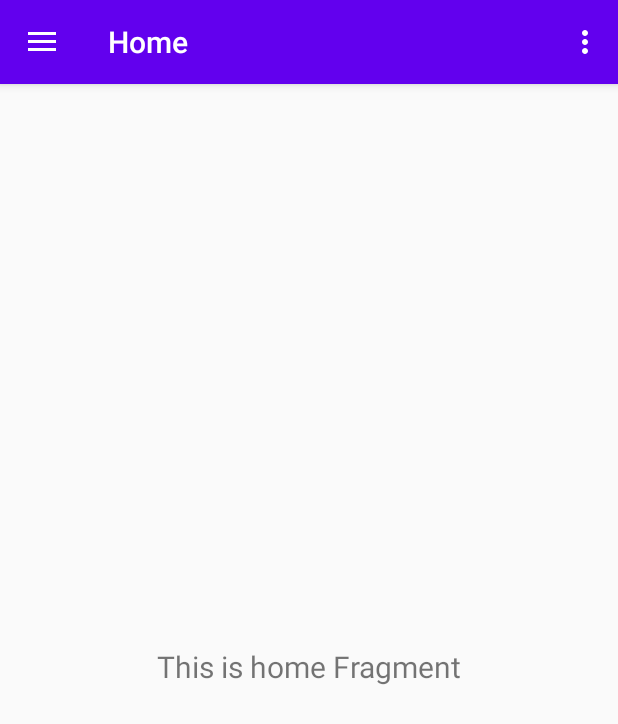
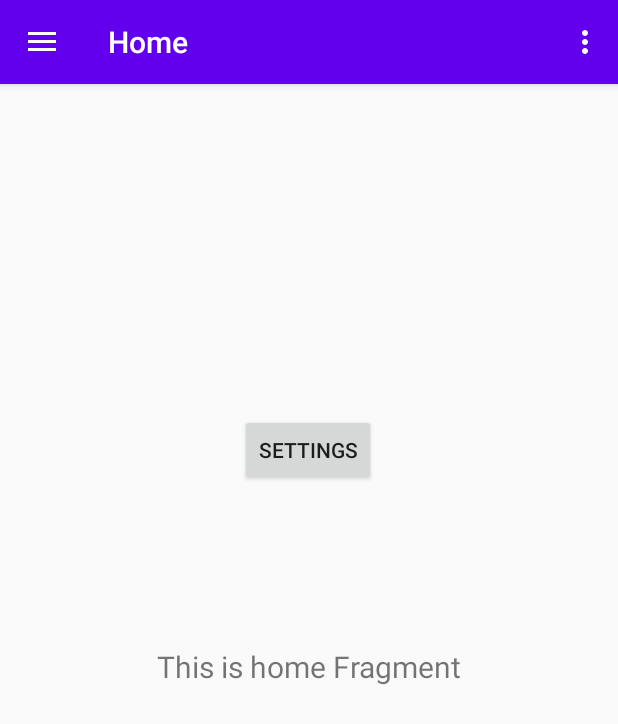
Before and after one commit to pclank/ChatiFy, an Android app: the screen it shows after launch (MainActivity), on a phone screen of 412 x 824 dp. Shown: the top 724 px of the screen. Run offline under Robolectric (Android 15) with nearby library versions, the phone set to English and light mode, and no system bars; our stand-ins replace navigation-ui.

Commit message:
Initial Commit, including working App Settings from Nav Bar
Signed-off-by: pclank <31415965+pclank@users.noreply.github.com>

```diff
--- a/app/build.gradle
+++ b/app/build.gradle
@@ -51,6 +51,7 @@ dependencies {
     implementation 'androidx.navigation:navigation-fragment-ktx:2.0.0'
     implementation 'androidx.navigation:navigation-ui-ktx:2.0.0'
     implementation 'androidx.preference:preference:1.1.0-rc01'
+    implementation 'androidx.lifecycle:lifecycle-viewmodel-ktx:2.2.0'
     testImplementation 'junit:junit:4.12'
     androidTestImplementation 'androidx.test.ext:junit:1.1.1'
     androidTestImplementation 'androidx.test.espresso:espresso-core:3.2.0'
--- a/app/src/main/java/com/example/chatify/MainActivity.kt
+++ b/app/src/main/java/com/example/chatify/MainActivity.kt
@@ -3,18 +3,17 @@ package com.example.chatify
 import android.content.Intent
 import android.os.Bundle
 import android.view.Menu
+import android.view.MenuItem
 import android.view.View
-import com.google.android.material.floatingactionbutton.FloatingActionButton
-import com.google.android.material.snackbar.Snackbar
-import com.google.android.material.navigation.NavigationView
+import androidx.appcompat.app.AppCompatActivity
+import androidx.appcompat.widget.Toolbar
+import androidx.drawerlayout.widget.DrawerLayout
 import androidx.navigation.findNavController
 import androidx.navigation.ui.AppBarConfiguration
 import androidx.navigation.ui.navigateUp
 import androidx.navigation.ui.setupActionBarWithNavController
 import androidx.navigation.ui.setupWithNavController
-import androidx.drawerlayout.widget.DrawerLayout
-import androidx.appcompat.app.AppCompatActivity
-import androidx.appcompat.widget.Toolbar
+import com.google.android.material.navigation.NavigationView
 
 class MainActivity : AppCompatActivity() {
 
@@ -32,10 +31,13 @@ class MainActivity : AppCompatActivity() {
         // Passing each menu ID as a set of Ids because each
         // menu should be considered as top level destinations.
         appBarConfiguration = AppBarConfiguration(setOf(
-                R.id.nav_home, R.id.nav_gallery, R.id.nav_slideshow), drawerLayout)
+                R.id.appSettingsActivity, R.id.nav_home, R.id.nav_gallery, R.id.nav_slideshow), drawerLayout)
         setupActionBarWithNavController(navController, appBarConfiguration)
         navView.setupWithNavController(navController)
+
     }
+
+
 
     override fun onCreateOptionsMenu(menu: Menu): Boolean {
         // Inflate the menu; this adds items to the action bar if it is present.
@@ -47,12 +49,14 @@ class MainActivity : AppCompatActivity() {
         val navController = findNavController(R.id.nav_host_fragment)
         return navController.navigateUp(appBarConfiguration) || super.onSupportNavigateUp()
     }
-    /*
-    fun settingsButton()                    //Settings Button Press
+
+
+    fun settingsButton(view: View)                    //Settings Button Press
     {
-        val intent = Intent(this, AppSettingsActivity::class.java).apply{};
+        val intent = Intent(this, AppSettingsActivity::class.java)
 
-        startActivity(intent);
+        startActivity(intent)
     }
-     */
+
+
 }
--- a/app/src/main/res/layout/content_main.xml
+++ b/app/src/main/res/layout/content_main.xml
@@ -18,4 +18,16 @@
         app:layout_constraintTop_toTopOf="parent"
         app:navGraph="@navigation/mobile_navigation" />
 
+    <Button
+        android:id="@+id/setbutton"
+        android:layout_width="wrap_content"
+        android:layout_height="wrap_content"
+        android:layout_marginTop="220dp"
+        android:onClick="settingsButton"
+        android:text="@string/action_settings"
+        app:layout_constraintEnd_toEndOf="parent"
+        app:layout_constraintHorizontal_bias="0.498"
+        app:layout_constraintStart_toStartOf="parent"
+        app:layout_constraintTop_toTopOf="@+id/nav_host_fragment" />
+
 </androidx.constraintlayout.widget.ConstraintLayout>
--- a/app/src/main/res/menu/activity_main_drawer.xml
+++ b/app/src/main/res/menu/activity_main_drawer.xml
@@ -23,6 +23,7 @@
             android:visible="true"
             app:showAsAction="always" />
         <item
+            android:id="@+id/appSettingsActivity"
             android:icon="@drawable/ic_menu_manage"
             android:title="@string/app_set" />
         <item
--- a/app/src/main/res/navigation/mobile_navigation.xml
+++ b/app/src/main/res/navigation/mobile_navigation.xml
@@ -44,4 +44,9 @@
         android:id="@+id/appSettingsActivity"
         android:name="com.example.chatify.AppSettingsActivity"
         android:label="AppSettingsActivity" />
+    <fragment
+        android:id="@+id/appSettings"
+        android:name="com.example.chatify.ui.appsettings.AppSettings"
+        android:label="app_settings_fragment"
+        tools:layout="@layout/app_settings_fragment" />
 </navigation>
```
Also changed, not shown: app/src/main/AndroidManifest.xml (+1 -11 lines), app/src/main/res/layout/settings_activity.xml (+0 -31 lines).
